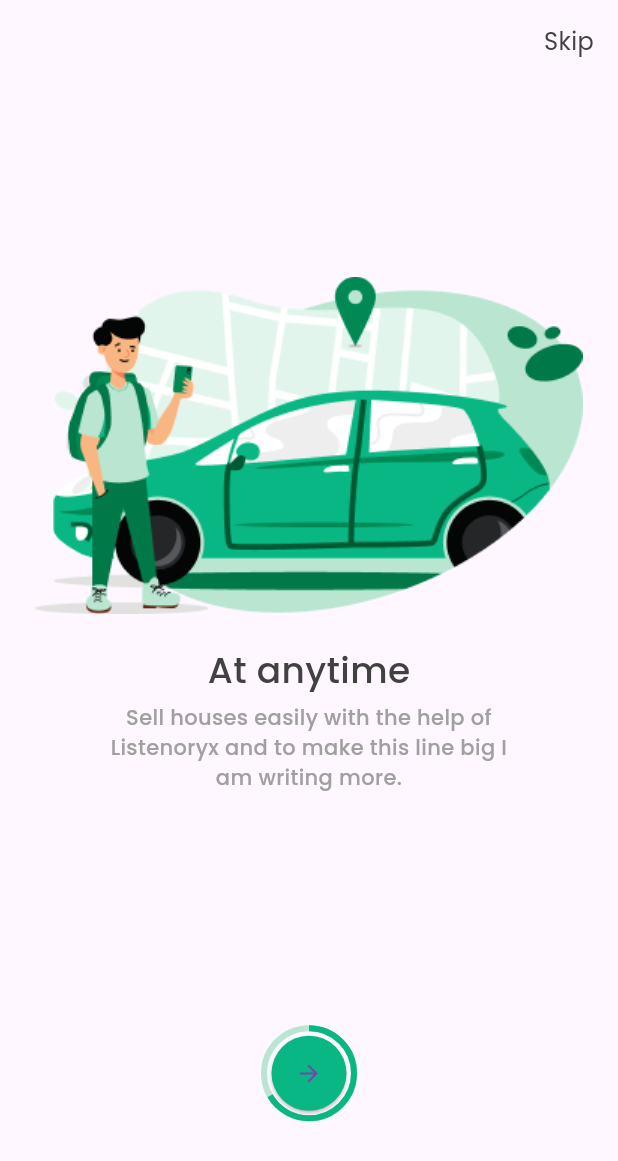
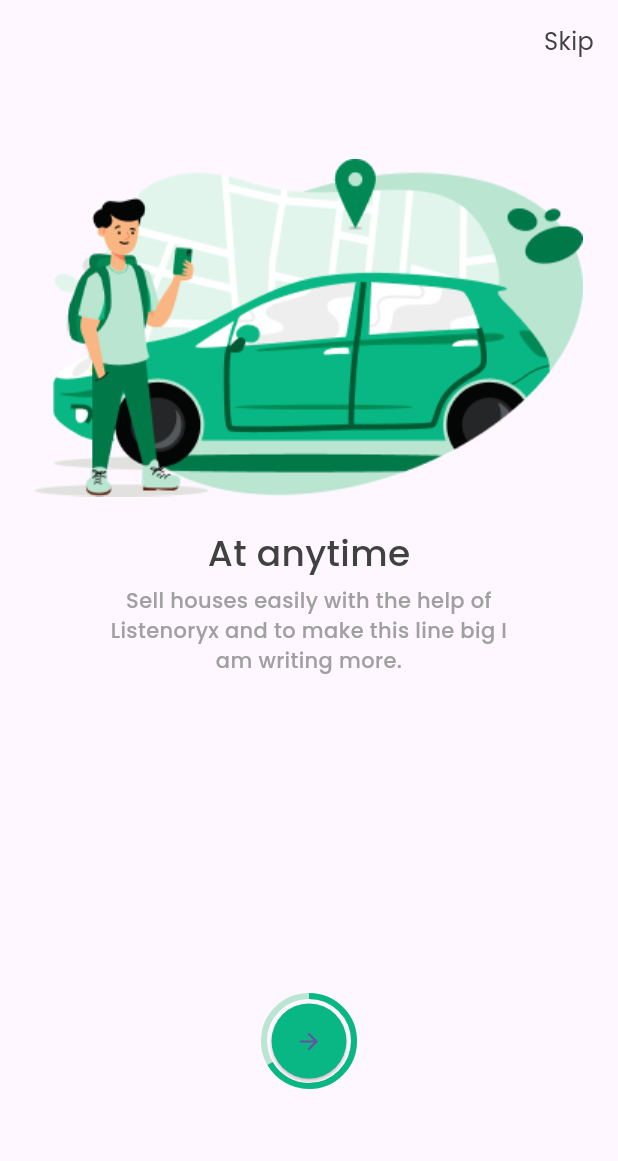
Before and after one commit to HashimAbbasJaffery/Rideshare-Mobile-App, a Flutter app: the screen it shows after launch, after a tap on the "arrow forward" icon, on a phone screen of 412 x 824 dp. Shown: the top 1161 px of the screen. Run offline on Flutter 3.47's test engine with Material 3 defaults, Android fonts, the phone set to English and light mode, and no system bars; our stand-ins replace google_fonts, shared_preferences.

Commit message:
Welcome Screen, and partially completed signup page.

```diff
--- /dev/null
+++ b/lib/Services/IsFirstLaunch.dart
@@ -0,0 +1,15 @@
+import 'package:shared_preferences/shared_preferences.dart';
+
+Future<bool> isFirstLaunch() async {
+  SharedPreferences prefs = await SharedPreferences.getInstance();
+  bool? isNotFirstLaunch = prefs.getBool("is_not_first_launch");
+
+  if(isNotFirstLaunch == null || isNotFirstLaunch == false) {
+    prefs.setBool("is_not_first_launch", true);
+    print("First Launch");
+    return true;
+  } else {
+    print("Not a first launch");
+    return false;
+  }
+}
--- a/lib/main.dart
+++ b/lib/main.dart
@@ -1,8 +1,10 @@
 import 'package:flutter/material.dart';
 import 'package:google_fonts/google_fonts.dart';
+import 'package:untitled/Services/IsFirstLaunch.dart';
 import 'package:untitled/screens/Onboard.dart';
+import 'package:untitled/screens/Welcome.dart';
 
-void main() {
+void main() async {
   runApp(const MyApp());
 }
 
@@ -29,9 +31,17 @@ class MyHomePage extends StatefulWidget {
 }
 
 class _MyHomePageState extends State<MyHomePage> {
+
+  late Future<bool> _firstLaunch;
+
+  void initState() {
+    setState(() {
+      _firstLaunch = isFirstLaunch();
+    });
+  }
+
   @override
   Widget build(BuildContext context) {
-
     return Scaffold(
       appBar: AppBar(
         actions: [
@@ -47,7 +57,23 @@ class _MyHomePageState extends State<MyHomePage> {
           )
         ],
       ),
-      body: Onboard(),
+      body: FutureBuilder(
+          future: _firstLaunch,
+          builder: (context, snapshot) {
+            switch(snapshot.connectionState) {
+              case ConnectionState.done:
+                if(snapshot.data == true) {
+                  return Onboard();
+                } else {
+                  return Welcome();
+                }
+              case ConnectionState.waiting:
+                return CircularProgressIndicator();
+              default:
+                return Text("Failed Processing");
+            }
+          }
+      ),
     );
   }
 }
--- a/lib/screens/Onboard.dart
+++ b/lib/screens/Onboard.dart
@@ -1,6 +1,7 @@
 import 'package:flutter/material.dart';
 import 'package:flutter/widgets.dart';
 import 'package:google_fonts/google_fonts.dart';
+import 'package:untitled/screens/Welcome.dart';
 import 'package:untitled/widgets/onBoardScreens/CustomBanner.dart';
 
 class Onboard extends StatefulWidget {
@@ -42,15 +43,20 @@ class _OnboardState extends State<Onboard> {
     return Center(
       child: Column(
         crossAxisAlignment: CrossAxisAlignment.center,
-        mainAxisAlignment: MainAxisAlignment.spaceAround,
+        mainAxisAlignment: MainAxisAlignment.spaceBetween,
         children: [
+
             CustomBanner(
                 image: banners[current_slide]!["image"] ?? "null",
-              heading: banners[current_slide]!["heading"] ?? "null",
+                heading: banners![current_slide]!["heading"] ?? "null",
                 text: banners[current_slide]!["text"] ?? "null"
             ),
 
-          Stack(
+          Padding(
+            padding: EdgeInsets.only(
+              bottom: 100
+            ),
+            child:  Stack(
               alignment: Alignment.center,
               children: [
                 SizedBox(
@@ -71,17 +77,23 @@ class _OnboardState extends State<Onboard> {
                           backgroundColor: Color(0xFF08B783)
                       ),
                       onPressed: () => {
+                        if(current_slide < total - 1) {
                           setState(() {
-                        if(current_slide < total) {
                             current_slide++;
+                          })
+                        } else {
+                          Navigator.of(context).pushAndRemoveUntil(
+                            MaterialPageRoute(builder: (context) => Scaffold(
+                              body: Welcome(),
+                            )), (Route<dynamic> route) => false)
                         }
-                      })
                       },
                       child: progress < 1 ? Icon(Icons.arrow_forward) : Text("Go")
                   ),
                 )
               ],
             ),
+          )
         ],
       ),
     );
--- a/pubspec.yaml
+++ b/pubspec.yaml
@@ -35,6 +35,7 @@ dependencies:
   # The following adds the Cupertino Icons font to your application.
   # Use with the CupertinoIcons class for iOS style icons.
   cupertino_icons: ^1.0.8
+  shared_preferences:
 
 dev_dependencies:
   flutter_test:
```
Also changed, not shown: lib/screens/Auth/SignUp.dart (added, +137 -0 lines), lib/screens/Welcome.dart (added, +99 -0 lines), lib/assets/images/welcome_screen.png (added), pubspec.lock, 1 other file. Lines whose indentation alone changed are shown as unchanged.
